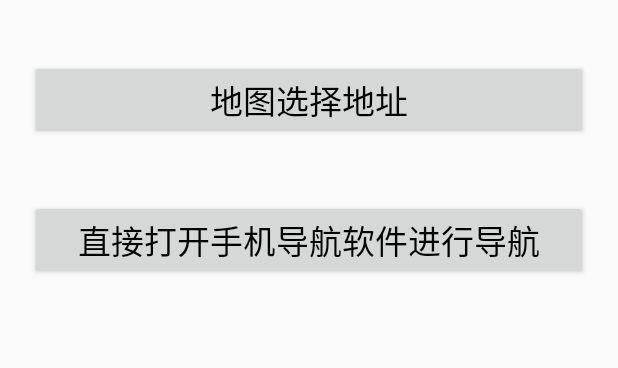
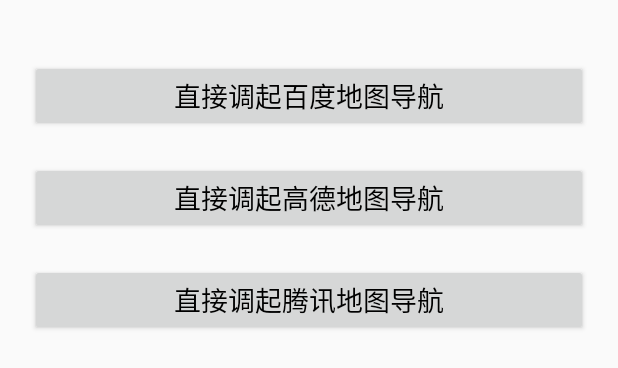
Before and after one commit to dongjieorg/DongjieDemos, an Android app: the layout activity_go_nav.xml on its own in the app's theme, with its tools: preview values and no code run, on a phone screen of 412 x 824 dp. Shown: the top 368 px of the screen. Run offline under Robolectric (Android 15) with nearby library versions, the phone set to English and light mode, and no system bars.

Commit message:
添加直接导航到目的地demo

```diff
--- a/app/src/main/AndroidManifest.xml
+++ b/app/src/main/AndroidManifest.xml
@@ -129,7 +129,8 @@
         <!-- 定位需要的服务 使用2.0的定位需要加上这个 -->
         <service android:name="com.amap.api.location.APSService" />
 
-        <activity android:name=".gaode_map.SearchAddressActivity"></activity>
+        <activity android:name=".gaode_map.SearchAddressActivity" />
+        <activity android:name=".gaode_map.GoNavActivity"></activity>
     </application>
 
 </manifest>
--- a/app/src/main/java/com/dongjie/dongjiedemos/gaode_map/GaodeActivity.java
+++ b/app/src/main/java/com/dongjie/dongjiedemos/gaode_map/GaodeActivity.java
@@ -19,8 +19,6 @@ public class GaodeActivity extends Activity {
     protected void onCreate(Bundle savedInstanceState) {
         super.onCreate(savedInstanceState);
         setContentView(R.layout.activity_gaode);
-
-
     }
 
     // 去地图选择地址界面
@@ -29,7 +27,9 @@ public class GaodeActivity extends Activity {
         startActivity(it);
     }
 
+    // 跳转到直接导航界面
     public void onButtonClick2(View v) {
-
+        Intent it = new Intent(this, GoNavActivity.class);
+        startActivity(it);
     }
 }
--- a/app/src/main/res/layout/activity_gaode.xml
+++ b/app/src/main/res/layout/activity_go_nav.xml
@@ -1,17 +1,15 @@
 <?xml version="1.0" encoding="utf-8"?>
 <LinearLayout xmlns:android="http://schemas.android.com/apk/res/android"
-    xmlns:tools="http://schemas.android.com/tools"
     android:layout_width="match_parent"
     android:layout_height="match_parent"
-    android:orientation="vertical"
-    tools:context=".gaode_map.GaodeActivity">
+    android:orientation="vertical">
 
     <Button
         android:layout_width="match_parent"
         android:layout_height="wrap_content"
-        android:text="地图选择地址"
+        android:text="直接调起百度地图导航"
         android:onClick="onButtonClick1"
-        android:textSize="22dp"
+        android:textSize="18dp"
         android:textColor="#000"
         android:layout_marginTop="40dp"
         android:layout_marginLeft="20dp"
@@ -21,13 +19,24 @@
     <Button
         android:layout_width="match_parent"
         android:layout_height="wrap_content"
-        android:text="直接打开手机导航软件进行导航"
+        android:text="直接调起高德地图导航"
         android:onClick="onButtonClick2"
-        android:textSize="22dp"
+        android:textSize="18dp"
         android:textColor="#000"
-        android:layout_marginTop="40dp"
+        android:layout_marginTop="20dp"
         android:layout_marginLeft="20dp"
         android:layout_marginRight="20dp"
         />
 
+    <Button
+        android:layout_width="match_parent"
+        android:layout_height="wrap_content"
+        android:text="直接调起腾讯地图导航"
+        android:onClick="onButtonClick3"
+        android:textSize="18dp"
+        android:textColor="#000"
+        android:layout_marginTop="20dp"
+        android:layout_marginLeft="20dp"
+        android:layout_marginRight="20dp"
+        />
 </LinearLayout>
```
Also changed, not shown: app/src/main/java/com/dongjie/dongjiedemos/gaode_map/GoNavActivity.java (added, +127 -0 lines).
